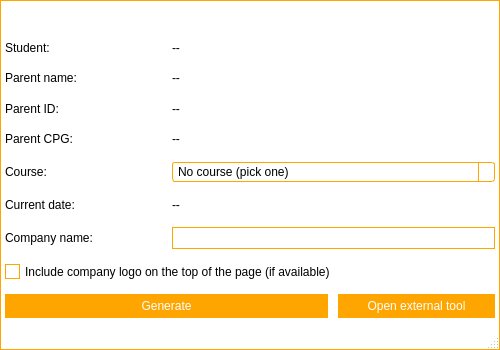
Above: frmprintcontract.ui from Nintersoft/SmartClass before the change. Below: the same form after it.
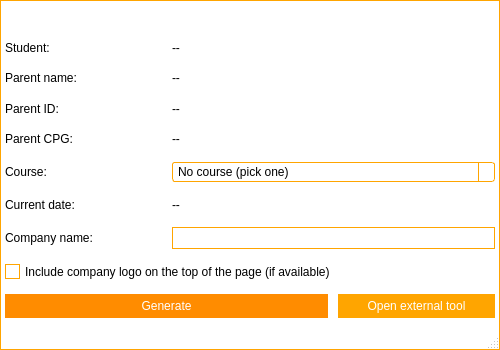
That is the form after the change. Icons and pictures are not drawn. Custom widgets are drawn as their Qt base class.

Patch:
```diff
--- a/frmprintcontract.ui
+++ b/frmprintcontract.ui
@@ -635,7 +635,7 @@
       <item row="8" column="0" colspan="2">
        <widget class="QPushButton" name="btGenerateForm">
         <property name="enabled">
-         <bool>false</bool>
+         <bool>true</bool>
         </property>
         <property name="text">
          <string>Generate</string>
```
